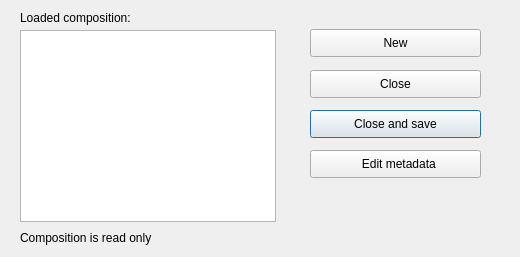
This is dlg_currentComposition.ui in LESPROJEKT/qgis-layman-plugin as Qt 5 draws it before an edit. The edited form follows.
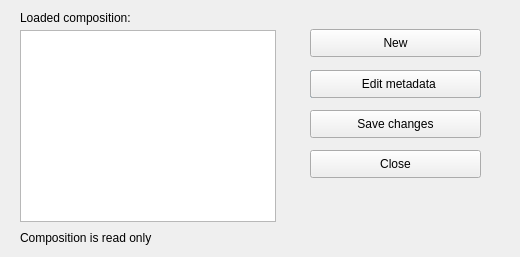
This is the edited form.

What changed in the file:
```diff
--- a/dlg_currentComposition.ui
+++ b/dlg_currentComposition.ui
@@ -32,13 +32,13 @@
    <property name="geometry">
     <rect>
      <x>310</x>
-     <y>110</y>
+     <y>70</y>
      <width>171</width>
      <height>28</height>
     </rect>
    </property>
    <property name="text">
-    <string>Close and save</string>
+    <string>Save layers</string>
    </property>
   </widget>
   <widget class="QListWidget" name="listWidget_layers">
@@ -81,7 +81,7 @@
    <property name="geometry">
     <rect>
      <x>310</x>
-     <y>70</y>
+     <y>150</y>
      <width>171</width>
      <height>28</height>
     </rect>
@@ -120,7 +120,7 @@
    <property name="geometry">
     <rect>
      <x>310</x>
-     <y>150</y>
+     <y>70</y>
      <width>171</width>
      <height>28</height>
     </rect>
@@ -129,6 +129,19 @@
     <string>  Edit metadata</string>
    </property>
   </widget>
+  <widget class="QPushButton" name="pushButton_save">
+   <property name="geometry">
+    <rect>
+     <x>310</x>
+     <y>110</y>
+     <width>171</width>
+     <height>28</height>
+    </rect>
+   </property>
+   <property name="text">
+    <string>Save changes</string>
+   </property>
+  </widget>
  </widget>
  <resources/>
  <connections/>
```
Left out of the diff: 2 changed lines with no effect on the pictures.
